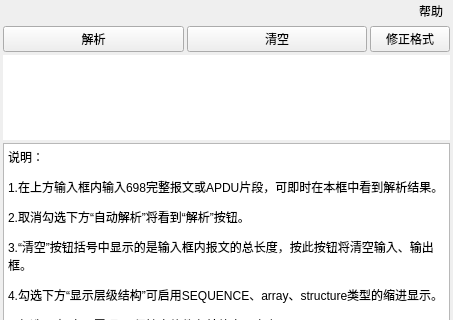
Qt form UI/trans_window.ui (KayFelicities/698trans) before a commit; both pictures show x 0 to 453 and y 0 to 320 of the 453 by 599 pixel window.
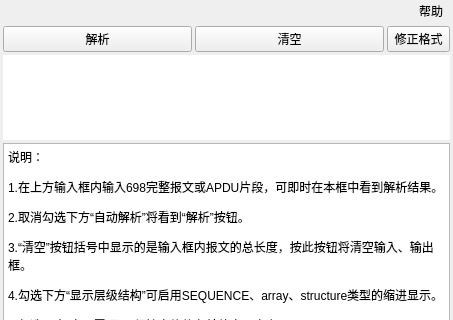
The same form after that commit. Icons and pictures are not drawn.

```diff
--- a/UI/trans_window.ui
+++ b/UI/trans_window.ui
@@ -55,8 +55,8 @@
         <item>
          <widget class="QPushButton" name="translate_button">
           <property name="sizePolicy">
-           <sizepolicy hsizetype="Expanding" vsizetype="Fixed">
-            <horstretch>0</horstretch>
+           <sizepolicy hsizetype="Ignored" vsizetype="Fixed">
+            <horstretch>3</horstretch>
             <verstretch>0</verstretch>
            </sizepolicy>
           </property>
@@ -68,8 +68,8 @@
         <item>
          <widget class="QPushButton" name="clear_button">
           <property name="sizePolicy">
-           <sizepolicy hsizetype="Expanding" vsizetype="Fixed">
-            <horstretch>0</horstretch>
+           <sizepolicy hsizetype="Ignored" vsizetype="Fixed">
+            <horstretch>3</horstretch>
             <verstretch>0</verstretch>
            </sizepolicy>
           </property>
@@ -80,6 +80,12 @@
         </item>
         <item>
          <widget class="QPushButton" name="quick_fix_button">
+          <property name="sizePolicy">
+           <sizepolicy hsizetype="Ignored" vsizetype="Fixed">
+            <horstretch>1</horstretch>
+            <verstretch>0</verstretch>
+           </sizepolicy>
+          </property>
           <property name="text">
            <string>修正格式</string>
           </property>
```
Left out of the diff: 8 changed lines with no effect on the pictures.
